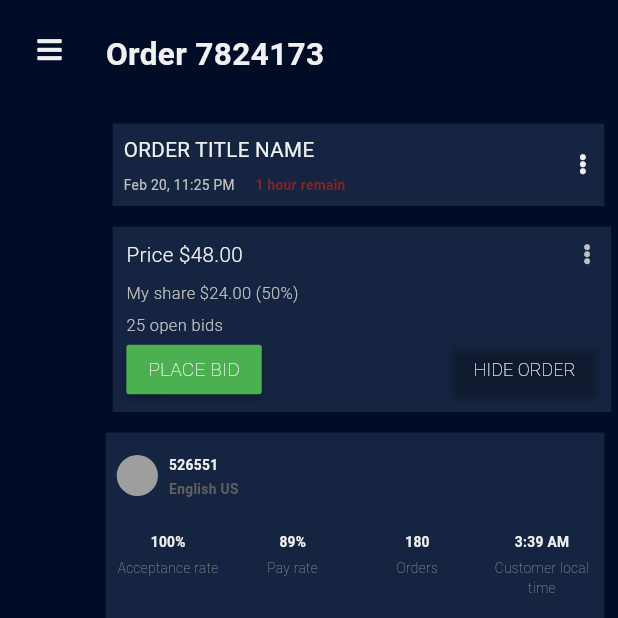
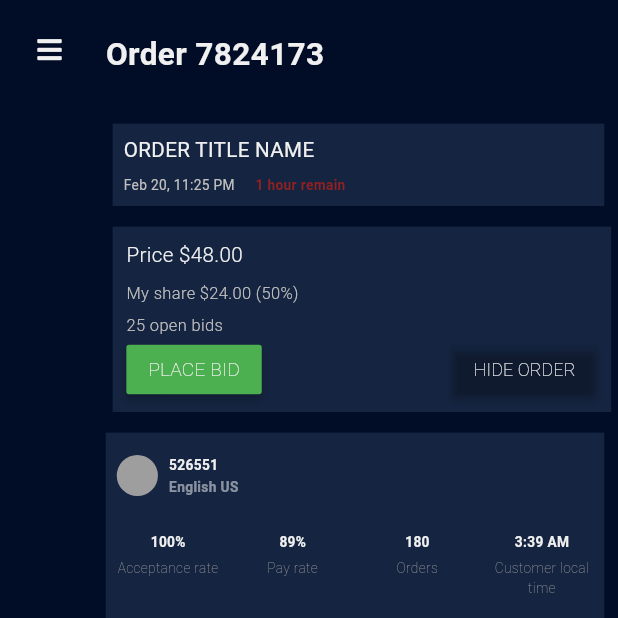
Before and after one commit to brianngeywo/essayguru, a Flutter app: the MainOrderDetailsPage screen opened directly, on a phone screen of 412 x 824 dp, the top half of it. Run offline on Flutter 3.47's test engine with Material 3 defaults, Android fonts, the light colour scheme and no system bars; our stand-ins replace font_awesome_flutter, responsive_framework, rxdart.

Commit message:
small changes

```diff
--- a/lib/ui/order_details/order_details_page.dart
+++ b/lib/ui/order_details/order_details_page.dart
@@ -79,11 +79,11 @@ class OrderDetailsPage extends StatelessWidget {
                     ),
                   ),
                 ),
-                Icon(
-                  FontAwesomeIcons.ellipsisV,
-                  size: 15,
-                  color: textColor,
-                ),
+                // Icon(
+                //   FontAwesomeIcons.ellipsisV,
+                //   size: 15,
+                //   color: textColor,
+                // ),
               ],
             ),
           ),
--- a/lib/ui/order_details/sections/sections.dart
+++ b/lib/ui/order_details/sections/sections.dart
@@ -26,11 +26,11 @@ Widget bidOrderSection() {
                   fontSize: 15,
                 ),
               ),
-              Icon(
-                FontAwesomeIcons.ellipsisV,
-                color: inactiveLinkTextColor,
-                size: 15,
-              ),
+              // Icon(
+              //   FontAwesomeIcons.ellipsisV,
+              //   color: inactiveLinkTextColor,
+              //   size: 15,
+              // ),
             ],
           ),
           SizedBox(height: 9),
@@ -105,7 +105,10 @@ Widget customerSummaryCard(BuildContext context) {
                 children: [
                   Center(
                     child: CircleAvatar(
-                      radius: ResponsiveWrapper.of(context).isSmallerThan(DESKTOP) ? 15 : 20,
+                      radius:
+                          ResponsiveWrapper.of(context).isSmallerThan(DESKTOP)
+                              ? 15
+                              : 20,
                       backgroundColor: Colors.grey,
                     ),
                   ),
@@ -120,16 +123,22 @@ Widget customerSummaryCard(BuildContext context) {
                             style: TextStyle(
                               fontWeight: FontWeight.bold,
                               color: textColor,
-                              fontSize: ResponsiveWrapper.of(context).isSmallerThan(DESKTOP) ? 10 : 12,
+                              fontSize: ResponsiveWrapper.of(context)
+                                      .isSmallerThan(DESKTOP)
+                                  ? 10
+                                  : 12,
                             ),
                           ),
-                          const SizedBox(height: 4),
+                          const SizedBox(height: 2.5),
                           Text(
                             "English US",
                             style: TextStyle(
                               fontWeight: FontWeight.bold,
-                              color: Colors.grey.shade700,
-                              fontSize: ResponsiveWrapper.of(context).isSmallerThan(DESKTOP) ? 10 : 11.5,
+                              color: Colors.white.withOpacity(0.5),
+                              fontSize: ResponsiveWrapper.of(context)
+                                      .isSmallerThan(DESKTOP)
+                                  ? 10
+                                  : 11.5,
                             ),
                           ),
                         ],
@@ -155,7 +164,10 @@ Widget customerSummaryCard(BuildContext context) {
                         style: TextStyle(
                           fontWeight: FontWeight.bold,
                           color: textColor,
-                          fontSize: ResponsiveWrapper.of(context).isSmallerThan(DESKTOP) ? 10 : 12,
+                          fontSize: ResponsiveWrapper.of(context)
+                                  .isSmallerThan(DESKTOP)
+                              ? 10
+                              : 12,
                         ),
                       ),
                       const SizedBox(height: 5),
@@ -179,7 +191,10 @@ Widget customerSummaryCard(BuildContext context) {
                         style: TextStyle(
                           fontWeight: FontWeight.bold,
                           color: textColor,
-                          fontSize: ResponsiveWrapper.of(context).isSmallerThan(DESKTOP) ? 10 : 12,
+                          fontSize: ResponsiveWrapper.of(context)
+                                  .isSmallerThan(DESKTOP)
+                              ? 10
+                              : 12,
                         ),
                       ),
                       const SizedBox(height: 5),
@@ -203,7 +218,10 @@ Widget customerSummaryCard(BuildContext context) {
                         style: TextStyle(
                           fontWeight: FontWeight.bold,
                           color: textColor,
-                          fontSize: ResponsiveWrapper.of(context).isSmallerThan(DESKTOP) ? 10 : 12,
+                          fontSize: ResponsiveWrapper.of(context)
+                                  .isSmallerThan(DESKTOP)
+                              ? 10
+                              : 12,
                         ),
                       ),
                       const SizedBox(height: 5),
@@ -228,7 +246,10 @@ Widget customerSummaryCard(BuildContext context) {
                         style: TextStyle(
                           fontWeight: FontWeight.bold,
                           color: textColor,
-                          fontSize: ResponsiveWrapper.of(context).isSmallerThan(DESKTOP) ? 10 : 12,
+                          fontSize: ResponsiveWrapper.of(context)
+                                  .isSmallerThan(DESKTOP)
+                              ? 10
+                              : 12,
                         ),
                       ),
                       const SizedBox(height: 5),
@@ -293,16 +314,20 @@ Widget orderSummaryCard(BuildContext context) {
                   crossAxisAlignment: CrossAxisAlignment.start,
                   mainAxisAlignment: MainAxisAlignment.start,
                   children: [
-                    orderSummaryCardSubjectAndTopicsRow(context, "assignment Type:", " Essay (any type)"),
+                    orderSummaryCardSubjectAndTopicsRow(
+                        context, "assignment Type:", " Essay (any type)"),
+                    Divider(color: dividerColor),
+                    orderSummaryCardSubjectAndTopicsRow(context, "Pages/words:",
+                        "9 pages / 2475 words (Double spacing)"),
                     Divider(color: dividerColor),
                     orderSummaryCardSubjectAndTopicsRow(
-                        context, "Pages/words:", "9 pages / 2475 words (Double spacing)"),
+                        context, "Citation Style:", "APA 6th Edition"),
                     Divider(color: dividerColor),
-                    orderSummaryCardSubjectAndTopicsRow(context, "Citation Style:", "APA 6th Edition"),
+                    orderSummaryCardSubjectAndTopicsRow(
+                        context, "Min. price:", "\$123.16"),
                     Divider(color: dividerColor),
-                    orderSummaryCardSubjectAndTopicsRow(context, "Min. price:", "\$123.16"),
-                    Divider(color: dividerColor),
-                    orderSummaryCardSubjectAndTopicsRow(context, "Language:", "English (US)"),
+                    orderSummaryCardSubjectAndTopicsRow(
+                        context, "Language:", "English (US)"),
                     Divider(color: dividerColor),
                   ],
                 ),
@@ -317,15 +342,20 @@ Widget orderSummaryCard(BuildContext context) {
                   crossAxisAlignment: CrossAxisAlignment.start,
                   mainAxisAlignment: MainAxisAlignment.start,
                   children: [
-                    orderSummaryCardSubjectAndTopicsRow(context, " Service:", "Writing"),
+                    orderSummaryCardSubjectAndTopicsRow(
+                        context, " Service:", "Writing"),
                     Divider(color: dividerColor),
-                    orderSummaryCardSubjectAndTopicsRow(context, "Education Level:", "Master's"),
+                    orderSummaryCardSubjectAndTopicsRow(
+                        context, "Education Level:", "Master's"),
                     Divider(color: dividerColor),
-                    orderSummaryCardSubjectAndTopicsRow(context, "Subject:", "Urban and Environmental Planning"),
+                    orderSummaryCardSubjectAndTopicsRow(context, "Subject:",
+                        "Urban and Environmental Planning"),
                     Divider(color: dividerColor),
-                    orderSummaryCardSubjectAndTopicsRow(context, "Your Deadline:", "May 25, 12:40 AM"),
+                    orderSummaryCardSubjectAndTopicsRow(
+                        context, "Your Deadline:", "May 25, 12:40 AM"),
                     Divider(color: dividerColor),
-                    orderSummaryCardSubjectAndTopicsRow(context, "Writer's Deadline", "May 24, 12:40 AM"),
+                    orderSummaryCardSubjectAndTopicsRow(
+                        context, "Writer's Deadline", "May 24, 12:40 AM"),
                     Divider(color: dividerColor),
                   ],
                 ),
```
